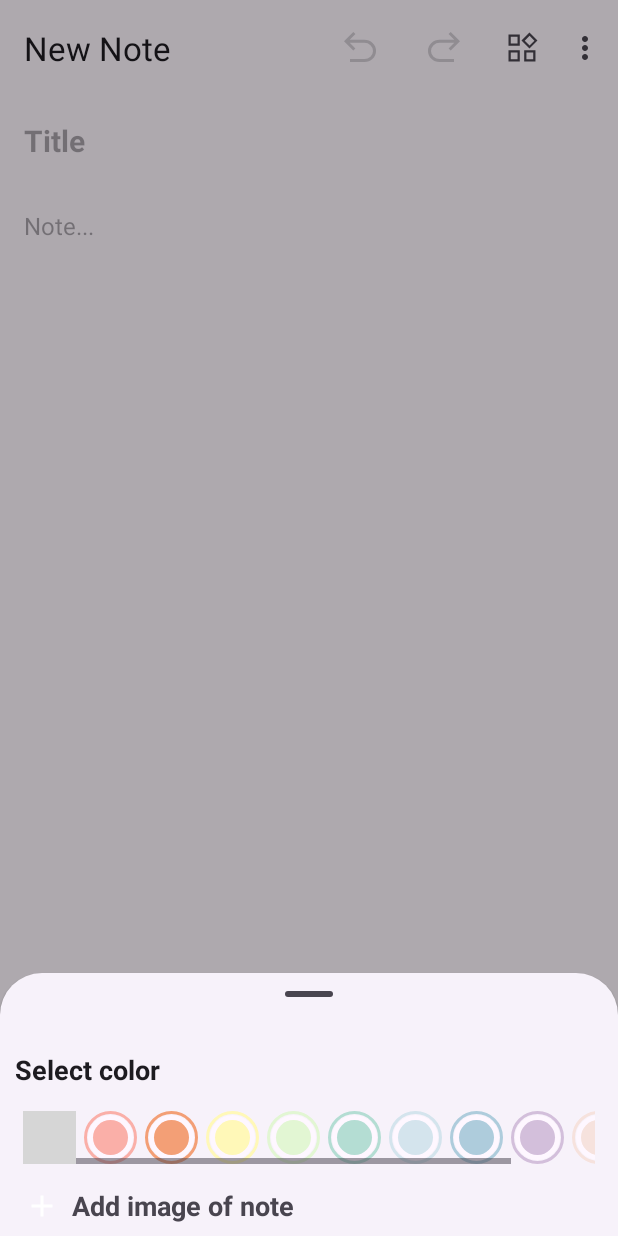
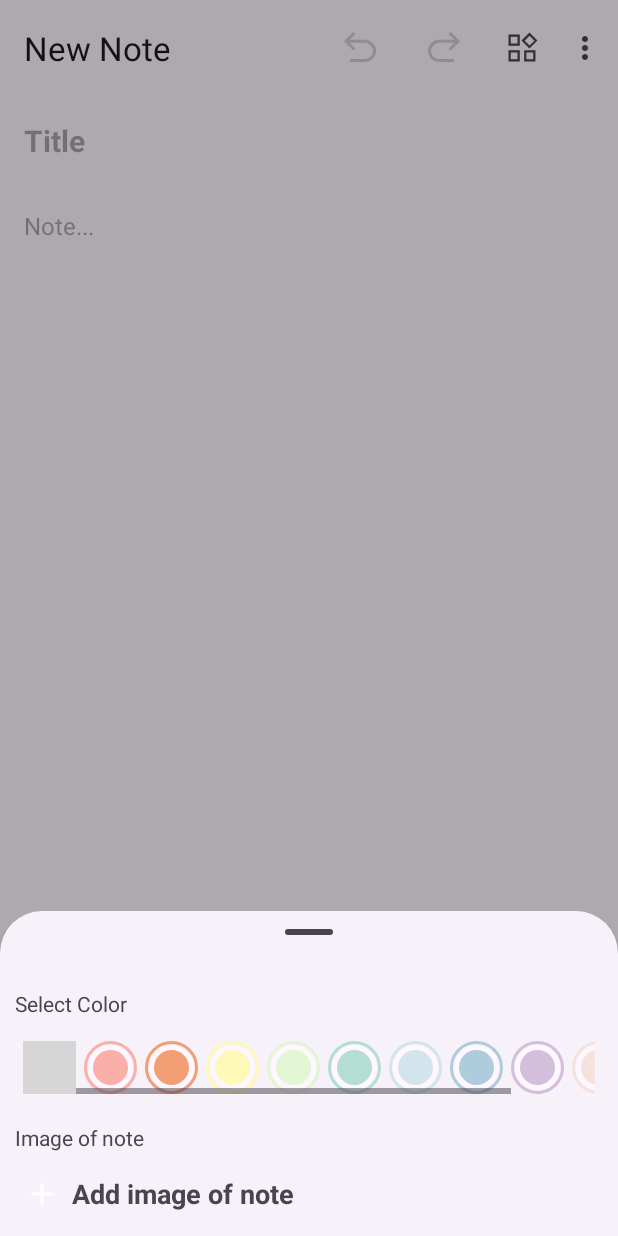
Before and after one commit to ulite-Amr/MemoMind, an Android app: the NoteActivity screen opened directly, with no data from a screen before it, after a tap on "Color", on a phone screen of 412 x 824 dp. Run offline under Robolectric (Android 15) with nearby library versions, the phone set to English and light mode, and no system bars; grey boxes are pictures that could not be loaded.

Commit message:
Change bottom sheet style

```diff
--- a/app/src/main/java/com/uliteteam/notes/activity/Details.java
+++ b/app/src/main/java/com/uliteteam/notes/activity/Details.java
@@ -7,6 +7,7 @@ import android.content.ClipData;
 import android.content.ClipboardManager;
 import android.content.Intent;
 import android.content.res.Configuration;
+import android.graphics.Color;
 import android.icu.util.Calendar;
 import android.os.Bundle;
 import android.os.Handler;
@@ -20,6 +21,7 @@ import android.view.Window;
 import android.widget.EditText;
 import android.widget.ImageButton;
 import android.widget.ImageView;
+import android.widget.LinearLayout;
 import android.widget.Toast;
 import androidx.appcompat.app.AppCompatActivity;
 import androidx.appcompat.view.menu.MenuBuilder;
@@ -232,7 +234,11 @@ public class Details extends BaseActivity {
                 getResources().getIdentifier("color" + (i + 1), "id", getPackageName()));
         // Initializing the viewColors array and finding the View with the corresponding ID in the
         // layout file
+
       }
+      LinearLayout menuImage = bottomSheetView.findViewById(R.id.menuImage);
+
+       menuImage.setClickable(true);
 
       for (int i = 0; i < imageColors.length; i++) {
         imageColors[i].setImageResource(
@@ -262,6 +268,16 @@ public class Details extends BaseActivity {
     } else return false;
   }
 
+  private void clickAnimation(View v,String color) {
+    // TODO: Implement this method
+
+    android.content.res.ColorStateList clrb =
+        new android.content.res.ColorStateList(
+            new int[][] {new int[] {}}, new int[] {Color.parseColor(color)});
+    android.graphics.drawable.RippleDrawable ripdrb =
+        new android.graphics.drawable.RippleDrawable(clrb, null, null);
+    v.setBackground(ripdrb);
+  }
 
   // Enabled(False),Enabled(True) to switch Preview Mod To Edit Mod loop
   public void EditorPreview(boolean Edit) {
--- a/app/src/main/res/layout/color_pick_note.xml
+++ b/app/src/main/res/layout/color_pick_note.xml
@@ -21,27 +21,29 @@
              app:layout_constraintEnd_toEndOf="parent"
              android:id="@+id/drag_handle" />
 
+
+        <LinearLayout
+             android:layout_height="match_parent"
+             android:layout_width="match_parent"
+             android:orientation="vertical"
+             app:layout_constraintStart_toStartOf="parent"
+             app:layout_constraintEnd_toEndOf="parent"
+             app:layout_constraintTop_toBottomOf="@id/drag_handle"
+             android:id="@+id/contenar">
+
             <TextView
                  android:layout_height="wrap_content"
                  android:layout_width="wrap_content"
-                android:layout_marginBottom="15dp"
-                app:layout_constraintStart_toStartOf="parent"
-                android:textSize="18sp"
-                android:textColor="?colorOnSurface"
+                 android:text="Select Color"
+                 android:textSize="14sp"
                  android:layout_marginTop="4dp"
                  android:layout_marginStart="10dp"
-                app:layout_constraintTop_toBottomOf="@id/drag_handle"
-                android:id="@+id/titleColor"
-                android:text="Select color"
-                android:textStyle="bold" />
+                 />
 
             <LinearLayout
                  android:layout_height="wrap_content"
                  android:layout_width="match_parent"
                  android:layout_margin="15dp"
-                app:layout_constraintStart_toStartOf="parent"
-                app:layout_constraintEnd_toEndOf="parent"
-                app:layout_constraintTop_toBottomOf="@id/titleColor"
                  android:id="@+id/ColorsContiner">
 
                 <HorizontalScrollView
@@ -289,15 +291,32 @@
 
             </LinearLayout>
 
+        </LinearLayout>
+
+        <LinearLayout
+             android:layout_height="match_parent"
+             android:layout_width="match_parent"
+             android:orientation="vertical"
+             app:layout_constraintStart_toStartOf="parent"
+             app:layout_constraintEnd_toEndOf="parent"
+             app:layout_constraintTop_toBottomOf="@id/contenar">
+
+            <TextView
+                 android:layout_height="wrap_content"
+                 android:layout_width="wrap_content"
+                 android:text="Image of note"
+                 android:textSize="14sp"
+                 android:layout_marginTop="4dp"
+                 android:layout_marginStart="10dp"
+                 />
+
             <LinearLayout
                  android:layout_height="match_parent"
                  android:layout_width="match_parent"
                  android:clickable="true"
-                android:orientation="horizontal"
+                 android:id="@+id/menuImage"
                  android:layout_margin="8dp"
-                app:layout_constraintStart_toStartOf="parent"
-                app:layout_constraintEnd_toEndOf="parent"
-                app:layout_constraintTop_toBottomOf="@id/ColorsContiner">
+                 android:orientation="horizontal">
 
                 <ImageView
                      android:layout_height="wrap_content"
@@ -316,6 +335,8 @@
 
             </LinearLayout>
 
+        </LinearLayout>
+
     </androidx.constraintlayout.widget.ConstraintLayout>
 
 </androidx.coordinatorlayout.widget.CoordinatorLayout>
```
Lines whose indentation alone changed are shown as unchanged.
